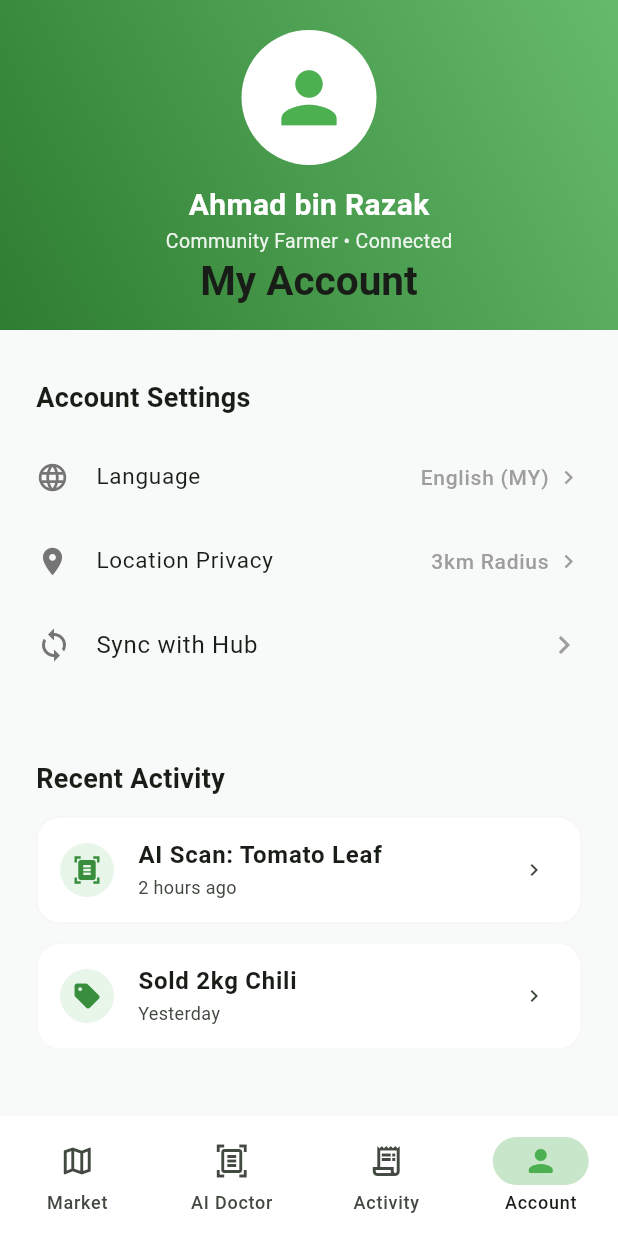
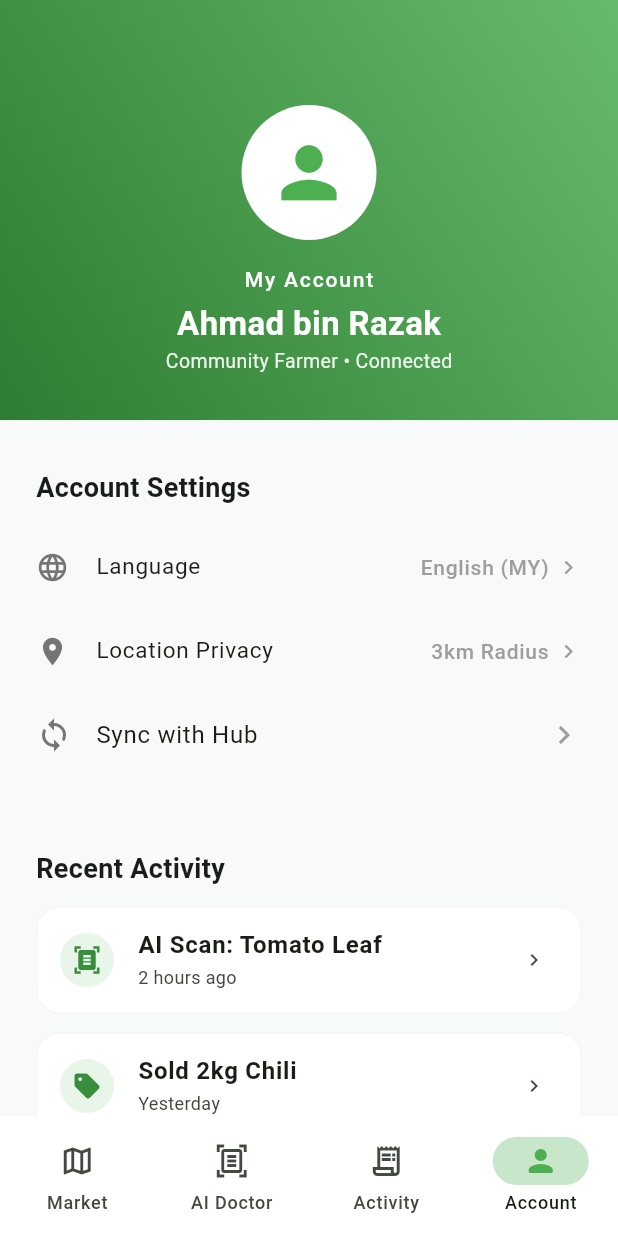
Before and after one commit to Nitezio/KebunKomuniti_AI, a Flutter app: the screen it shows after launch, item 4 of the bottom bar chosen, on a phone screen of 412 x 824 dp. Run offline on Flutter 3.47's test engine with Material 3 defaults, Android fonts, the phone set to English and light mode, and no system bars; our stand-ins replace flutter_map, image_picker, latlong2.

Commit message:
ui: unify account header layout to prevent text overlap on web browsers

```diff
--- a/kebunkomuniti-core/app-frontend/lib/screens/home_screen.dart
+++ b/kebunkomuniti-core/app-frontend/lib/screens/home_screen.dart
@@ -24,26 +24,23 @@ class _HomeScreenState extends State<HomeScreen> {
 
   @override
   Widget build(BuildContext context) {
-    // THE RESPONSIVE FIX: Detect screen width
     final double screenWidth = MediaQuery.of(context).size.width;
     final bool isWideScreen = screenWidth > 600;
 
     return Scaffold(
       backgroundColor: const Color(0xFFF7FAF8),
-      body: Center( // Center the whole view for Web
+      body: Center(
         child: ConstrainedBox(
           constraints: BoxConstraints(maxWidth: isWideScreen ? 600 : double.infinity),
           child: CustomScrollView(
             slivers: [
-              // 1. Adaptive Header
               SliverAppBar(
-                expandedHeight: 220.0,
+                expandedHeight: 280.0, // Increased height for web clarity
                 floating: false,
                 pinned: true,
                 backgroundColor: Colors.green.shade700,
+                // THE FIX: Remove the title from FlexibleSpaceBar to prevent overlap
                 flexibleSpace: FlexibleSpaceBar(
-                  centerTitle: true,
-                  title: const Text("My Account", style: TextStyle(fontWeight: FontWeight.bold, fontSize: 18)),
                   background: Container(
                     decoration: BoxDecoration(
                       gradient: LinearGradient(
@@ -52,21 +49,30 @@ class _HomeScreenState extends State<HomeScreen> {
                         colors: [Colors.green.shade400, Colors.green.shade800],
                       ),
                     ),
-                    child: SafeArea(
                     child: Column(
                       mainAxisAlignment: MainAxisAlignment.center,
                       children: [
+                        const SizedBox(height: 40), // Push down to avoid status bar
                         const CircleAvatar(
                           radius: 45,
                           backgroundColor: Colors.white,
                           child: Icon(Icons.person, size: 55, color: Colors.green),
                         ),
-                          const SizedBox(height: 12),
-                          const Text("Ahmad bin Razak", style: TextStyle(color: Colors.white, fontSize: 20, fontWeight: FontWeight.bold)),
-                          Text("Community Farmer • $_serverStatus", style: TextStyle(color: Colors.white.withOpacity(0.9), fontSize: 13)),
-                          const SizedBox(height: 30), // Extra space to prevent title overlap
+                        const SizedBox(height: 16),
+                        const Text(
+                          "My Account",
+                          style: TextStyle(color: Colors.white, fontSize: 14, fontWeight: FontWeight.w500, letterSpacing: 1.2),
+                        ),
+                        const SizedBox(height: 4),
+                        const Text(
+                          "Ahmad bin Razak",
+                          style: TextStyle(color: Colors.white, fontSize: 22, fontWeight: FontWeight.bold),
+                        ),
+                        Text(
+                          "Community Farmer • $_serverStatus",
+                          style: TextStyle(color: Colors.white.withOpacity(0.9), fontSize: 13),
+                        ),
                       ],
-                      ),
                     ),
                   ),
                 ),
@@ -100,7 +106,7 @@ class _HomeScreenState extends State<HomeScreen> {
                       _buildActivityRow("AI Scan: Tomato Leaf", "2 hours ago", Icons.document_scanner),
                       _buildActivityRow("Sold 2kg Chili", "Yesterday", Icons.sell),
 
-                      const SizedBox(height: 60), // Extra bottom padding
+                      const SizedBox(height: 60),
                     ],
                   ),
                 ),
```
Lines whose indentation alone changed are shown as unchanged.
